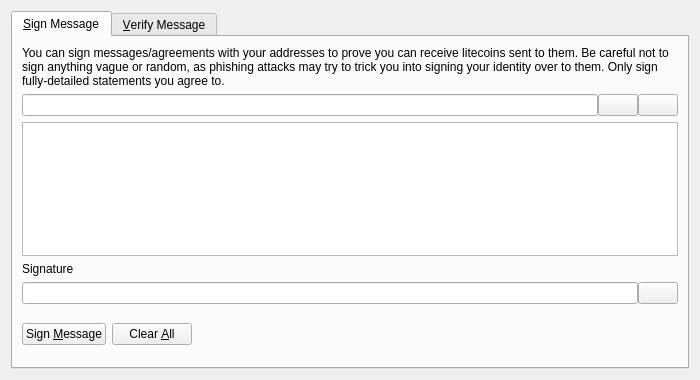
skadiran/rubycoin, file src/qt/forms/signverifymessagedialog.ui: the form before one commit.
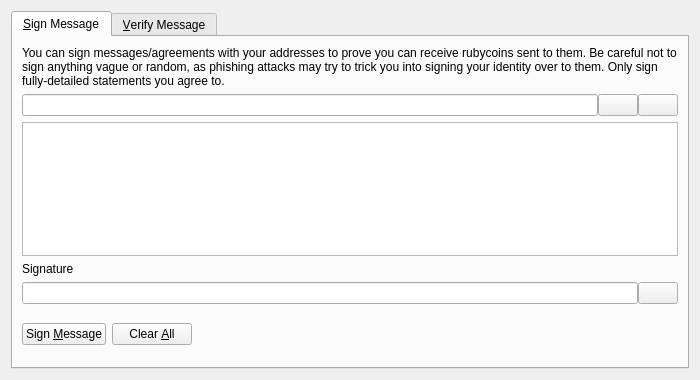
The form after the commit. Icons and pictures are not drawn. Custom widgets are drawn as their Qt base class.

```diff
--- a/src/qt/forms/signverifymessagedialog.ui
+++ b/src/qt/forms/signverifymessagedialog.ui
@@ -30,7 +30,7 @@
        <item>
         <widget class="QLabel" name="infoLabel_SM">
          <property name="text">
-          <string>You can sign messages/agreements with your addresses to prove you can receive litecoins sent to them. Be careful not to sign anything vague or random, as phishing attacks may try to trick you into signing your identity over to them. Only sign fully-detailed statements you agree to.</string>
+          <string>You can sign messages/agreements with your addresses to prove you can receive rubycoins sent to them. Be careful not to sign anything vague or random, as phishing attacks may try to trick you into signing your identity over to them. Only sign fully-detailed statements you agree to.</string>
          </property>
          <property name="textFormat">
           <enum>Qt::PlainText</enum>
```
Left out of the diff: 8 changed lines with no effect on the pictures.
